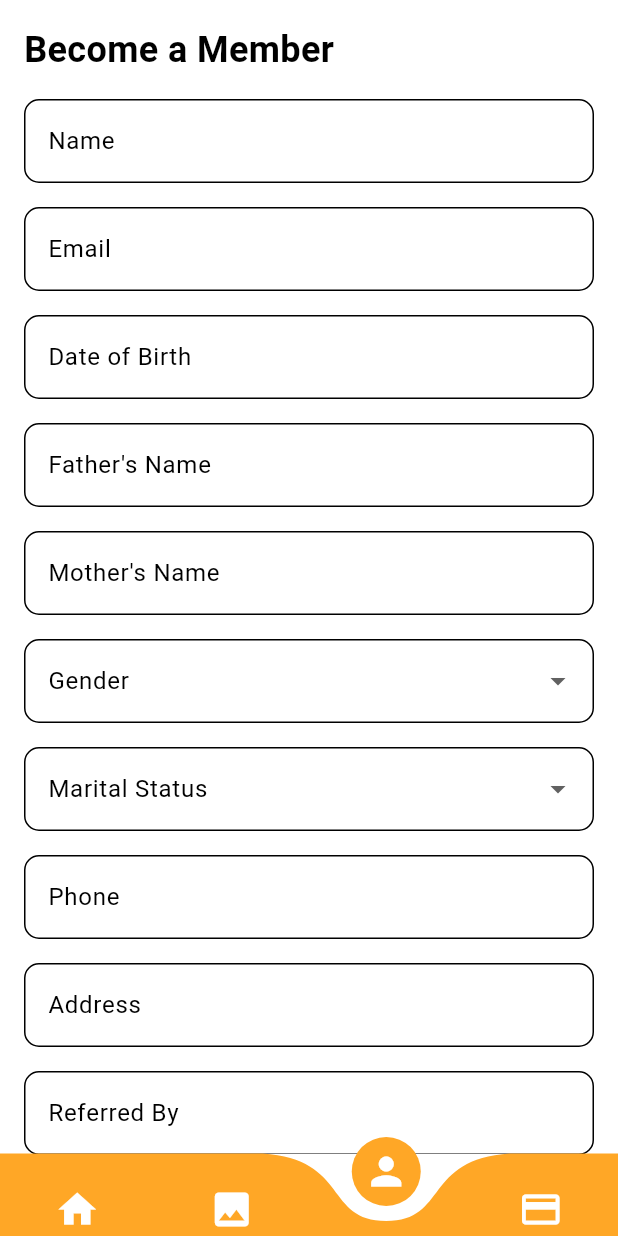
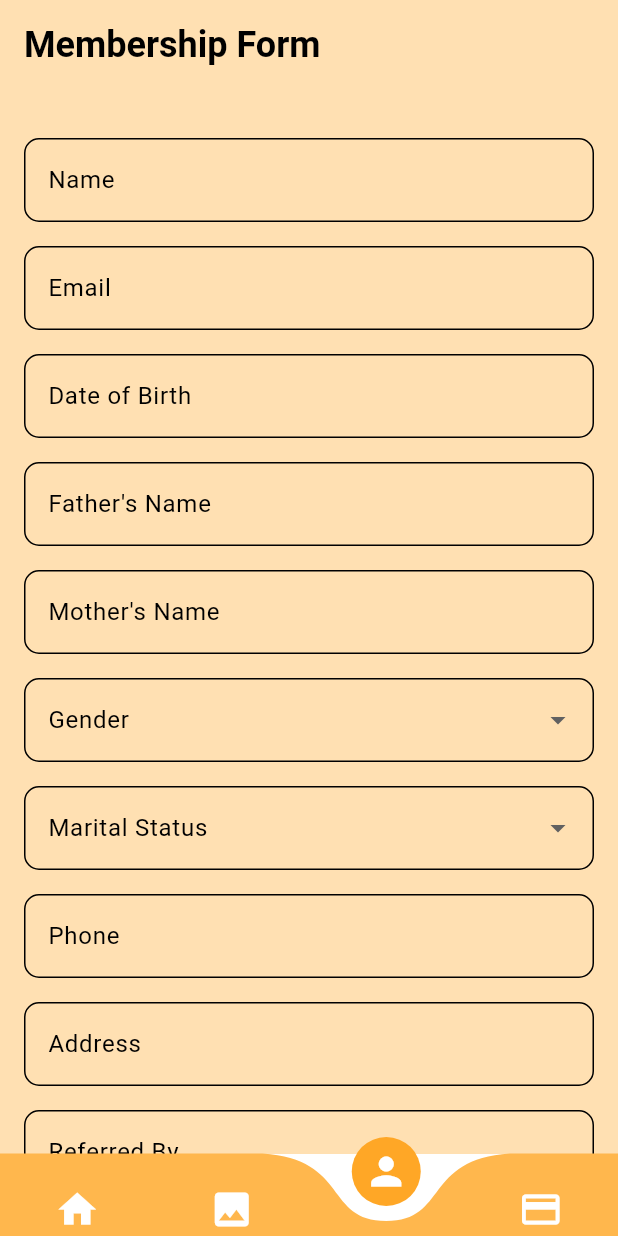
Before and after one commit to 920anish/sp, a Flutter app: the screen it shows after launch, item 3 of the bottom bar chosen, on a phone screen of 412 x 824 dp. Run offline on Flutter 3.47's test engine with Material 3 defaults, Android fonts, the light colour scheme and no system bars; drawn by our look-alikes of curved_navigation_bar; our stand-ins replace cached_network_image, cloud_firestore, country_picker, firebase_core, firebase_messaging, flutter_spinkit and 4 more; missing offline and left inert: pay; accounts and stored records are empty; network calls fail.

Commit message:
fixed layout stuff

```diff
--- a/lib/screens/gallery_screen.dart
+++ b/lib/screens/gallery_screen.dart
@@ -19,11 +19,11 @@ class GalleryScreen extends StatelessWidget {
   Widget build(BuildContext context) {
     return Scaffold(
       appBar: AppBar(
-        title: Text('Gallery' , style: TextStyle(fontSize: 24.0 ,  fontWeight: FontWeight.bold)),
+        title: Text('Gallery', style: TextStyle(fontSize: 24.0, fontWeight: FontWeight.bold)),
         backgroundColor: Colors.transparent,
-
         elevation: 0,
       ),
+      backgroundColor: Colors.orange[100], // Set the background color here
       body: GridView.builder(
         padding: EdgeInsets.all(8.0),
         gridDelegate: SliverGridDelegateWithFixedCrossAxisCount(
--- a/lib/screens/membership_screen.dart
+++ b/lib/screens/membership_screen.dart
@@ -2,9 +2,6 @@ import 'package:flutter/material.dart';
 import 'package:cloud_firestore/cloud_firestore.dart';
 import 'package:intl/intl.dart';
 import 'package:country_picker/country_picker.dart';
-import 'package:sanatanpariwar/pdf_utils.dart';
-
-
 
 class MembershipForm extends StatefulWidget {
   @override
@@ -25,9 +22,7 @@ class _MembershipFormState extends State<MembershipForm> {
   String? _selectedGender;
   String? _selectedMaritalStatus;
   bool _agreedToRules = false;
-  final membershipDate =  DateTime.now().toString();
-
-
+  final membershipDate = DateTime.now().toString();
 
   @override
   void dispose() {
@@ -42,6 +37,7 @@ class _MembershipFormState extends State<MembershipForm> {
 
     super.dispose();
   }
+
   void _submitForm() {
     if (_formKey.currentState!.validate()) {
       // Form is valid, proceed with submitting the data
@@ -84,12 +80,16 @@ class _MembershipFormState extends State<MembershipForm> {
                     TextButton(
                       onPressed: _agreedToRules
                           ? () {
-                        generatePdf(name, membershipDate);
+                        // Implement download functionality
                         Navigator.of(context).pop();
                         _resetForm();
                       }
                           : null,
                       child: Text('Download'),
+                      style: TextButton.styleFrom(
+                        foregroundColor: Colors.orange[400],
+                        backgroundColor: Colors.white,
+                      ),
                     ),
                     TextButton(
                       onPressed: () {
@@ -98,8 +98,8 @@ class _MembershipFormState extends State<MembershipForm> {
                       },
                       child: Text('OK'),
                       style: TextButton.styleFrom(
-                        foregroundColor: Colors.orange[200],
-                        backgroundColor: Colors.orange,
+                        foregroundColor: Colors.orange[400],
+                        backgroundColor: Colors.white,
                       ),
                     ),
                   ],
@@ -111,10 +111,6 @@ class _MembershipFormState extends State<MembershipForm> {
       });
     }
   }
-
-
-
-
 
   void _resetForm() {
     _nameController.clear();
@@ -165,33 +161,36 @@ class _MembershipFormState extends State<MembershipForm> {
       lastDate: DateTime.now(),
     );
 
-    if (pickedDate != null) {
-      String formattedDate = DateFormat('yyyy-MM-dd').format(pickedDate);
+    String formattedDate = DateFormat('yyyy-MM-dd').format(pickedDate!);
     _dobController.text = formattedDate;
-    }
     }
 
   @override
   Widget build(BuildContext context) {
     return SafeArea(
       child: Scaffold(
-        resizeToAvoidBottomInset: false,
+        appBar: AppBar(
+          title: Text('Membership Form',
+              style: TextStyle(
+                fontSize: 24.0,
+                fontWeight: FontWeight.bold,
+                color: Colors.black,
+
+              ),
+
+          ),
+          backgroundColor: Colors.orange[100],
+          toolbarHeight: 60.0,
+        ),
         body: SingleChildScrollView(
           child: Container(
             padding: EdgeInsets.all(16.0),
-            color: Colors.white,
+            color: Colors.orange[100],
             child: Form(
               key: _formKey,
               child: Column(
                 crossAxisAlignment: CrossAxisAlignment.stretch,
                 children: [
-                  Text(
-                    'Become a Member',
-                    style: TextStyle(
-                      fontSize: 24.0,
-                      fontWeight: FontWeight.bold,
-                    ),
-                  ),
                   SizedBox(height: 16.0),
                   TextFormField(
                     controller: _nameController,
@@ -351,7 +350,6 @@ class _MembershipFormState extends State<MembershipForm> {
                       return null;
                     },
                   ),
-
                   SizedBox(height: 16.0),
                   TextFormField(
                     controller: _phoneController,
@@ -432,7 +430,6 @@ class _MembershipFormState extends State<MembershipForm> {
                       text: _selectedCountry?.name ?? '',
                     ),
                   ),
-
                   SizedBox(height: 16.0),
                   Text(
                     'Membership Rules:',
@@ -477,24 +474,25 @@ class _MembershipFormState extends State<MembershipForm> {
                     ),
                   ),
 
-                  SizedBox(height: 16.0),
+
                   ElevatedButton(
                       onPressed: _agreedToRules ? _submitForm : null,
+                      style: ElevatedButton.styleFrom(
+                        foregroundColor: Colors.white,
+                        backgroundColor: Colors.orange[200],
+                      ),
                       child: Text('Submit'),
                     ),
 
-
-                ]),
+                ],
               ),
-
             ),
-
-
+          ),
         ),
       ),
     );
   }
-}
+
   Widget _buildRuleTile(IconData icon, String rule) {
     return ListTile(
       leading: Icon(icon),
@@ -504,3 +502,4 @@ Widget _buildRuleTile(IconData icon, String rule) {
       ),
     );
   }
+}
--- a/lib/screens/payment_screen.dart
+++ b/lib/screens/payment_screen.dart
@@ -6,6 +6,7 @@ class PaymentScreen extends StatelessWidget {
   @override
   Widget build(BuildContext context) {
     return Scaffold(
+      backgroundColor: Colors.orange[100],
       appBar: AppBar(
         title: Text(
           'Sanatan Daan',
@@ -15,7 +16,7 @@ class PaymentScreen extends StatelessWidget {
             color: Colors.black,
           ),
         ),
-        backgroundColor: Colors.white,
+        backgroundColor: Colors.orange[100],
         elevation: 0,
       ),
       body: Center(
--- a/pubspec.yaml
+++ b/pubspec.yaml
@@ -51,6 +51,8 @@ dependencies:
 
 
 
+  path_provider: any
+  firebase_storage: ^11.7.6
 dev_dependencies:
   flutter_test:
     sdk: flutter
```
Also changed, not shown: lib/screens/home_screen.dart (+19 -3 lines), pubspec.lock, 4 other files. Lines whose indentation alone changed are shown as unchanged.
